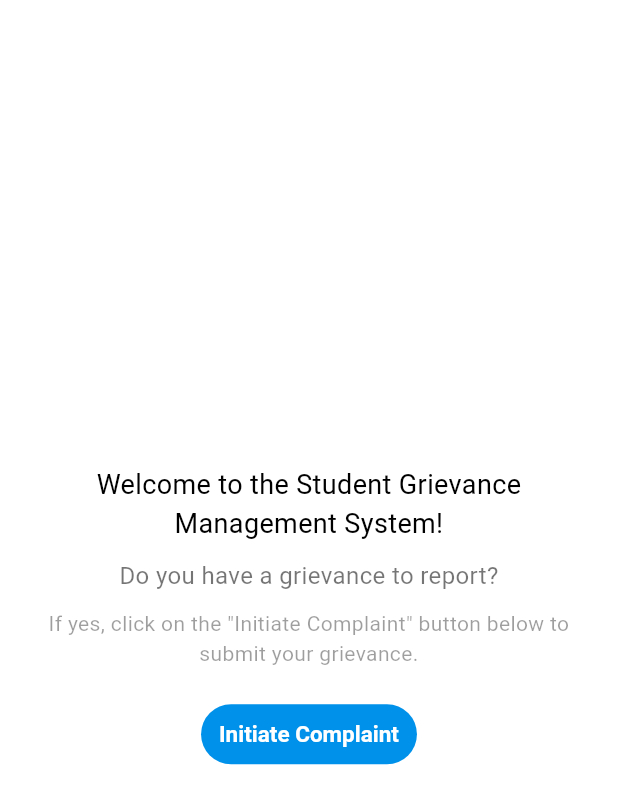
After one commit to rayyan-mulla/greivance-managemen-system, a Flutter app: the GrievanceStartScreen screen opened directly, on a phone screen of 412 x 824 dp. The commit adds this screen. Shown: the top 804 px of the screen. Run offline on Flutter 3.47's test engine with Material 3 defaults, Android fonts, the phone set to English and light mode, and no system bars; our stand-ins replace firebase_auth, firebase_core, firebase_database, image_picker; accounts and stored records are empty; network calls fail.

Commit message:
Implemented design for the start screen of the grievance feature.

```diff
--- /dev/null
+++ b/lib/screens/grievance/grievance_start_screen.dart
@@ -0,0 +1,66 @@
+import 'package:flutter/material.dart';
+
+class GrievanceStartScreen extends StatefulWidget {
+  @override
+  _GrievanceStartScreenState createState() => _GrievanceStartScreenState();
+}
+
+class _GrievanceStartScreenState extends State<GrievanceStartScreen> {
+  @override
+  Widget build(BuildContext context) {
+    return Scaffold(
+      backgroundColor: Colors.white,
+      body: Container(
+        padding: EdgeInsets.all(16),
+        child: Center(
+          child: Column(
+            mainAxisAlignment: MainAxisAlignment.center,
+            children: <Widget>[
+              Text(
+                'Welcome to the Student Grievance Management System!',
+                style: TextStyle(
+                  fontSize: 18,
+                  color: Colors.black,
+                ),
+                textAlign: TextAlign.center,
+              ),
+              SizedBox(
+                height: 10,
+              ),
+              Text(
+                'Do you have a grievance to report?',
+                style: TextStyle(
+                  fontSize: 16,
+                  color: Colors.black54,
+                ),
+                textAlign: TextAlign.center,
+              ),
+              SizedBox(
+                height: 10,
+              ),
+              Text(
+                'If yes, click on the "Initiate Complaint" button below to submit your grievance.',
+                style: TextStyle(fontSize: 14, color: Colors.black38),
+                textAlign: TextAlign.center,
+              ),
+              SizedBox(
+                height: 20,
+              ),
+              Container(
+                child: TextButton(
+                    style: TextButton.styleFrom(
+                      primary: Colors.white,
+                      backgroundColor: Colors.lightBlueAccent[700],
+                      textStyle:
+                          TextStyle(fontSize: 15, fontWeight: FontWeight.bold),
+                    ),
+                    onPressed: () {},
+                    child: Text('Initiate Complaint')),
+              ),
+            ],
+          ),
+        ),
+      ),
+    );
+  }
+}
--- a/lib/screens/home/home.dart
+++ b/lib/screens/home/home.dart
@@ -1,4 +1,5 @@
 import 'package:flutter/material.dart';
+import 'package:grievance_management_system/screens/grievance/grievance_start_screen.dart';
 import 'package:grievance_management_system/screens/profile/profile.dart';
 
 class Home extends StatefulWidget {
@@ -10,7 +11,7 @@ class _HomeState extends State<Home> {
   int currentIndex = 0;
 
   final tabs = [
-    AddNewGrievance(),
+    GrievanceStartScreen(),
     GrievanceReport(),
     Profile(),
   ];
@@ -60,15 +61,6 @@ class _HomeState extends State<Home> {
   }
 }
 
-class AddNewGrievance extends StatelessWidget {
-  @override
-  Widget build(BuildContext context) {
-    return Center(
-      child: Text("Add new Grievance"),
-    );
-  }
-}
-
 class GrievanceReport extends StatelessWidget {
   @override
   Widget build(BuildContext context) {
```
